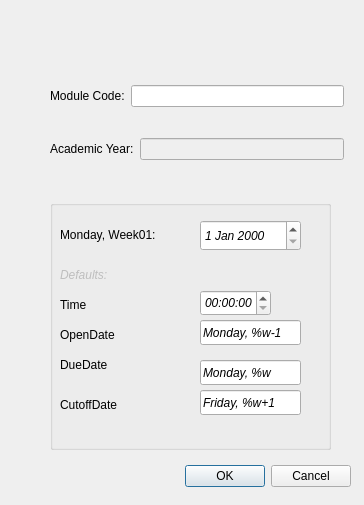
Before: the Qt Designer form src/ui/create_definitions.ui in healyp/handin, drawn with Qt 5.
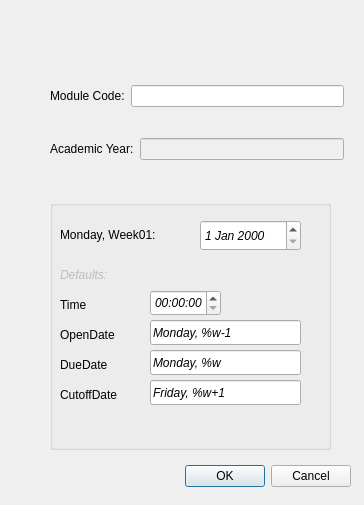
After: the same form once the commit is applied.

```diff
--- a/src/ui/create_definitions.ui
+++ b/src/ui/create_definitions.ui
@@ -145,7 +145,7 @@
    <widget class="QTimeEdit" name="timeEdit">
     <property name="geometry">
      <rect>
-      <x>150</x>
+      <x>100</x>
       <y>90</y>
       <width>71</width>
       <height>26</height>
@@ -181,9 +181,9 @@
    <widget class="QLineEdit" name="lineEdit_2">
     <property name="geometry">
      <rect>
-      <x>150</x>
+      <x>100</x>
       <y>120</y>
-      <width>101</width>
+      <width>151</width>
       <height>25</height>
      </rect>
     </property>
@@ -194,9 +194,9 @@
    <widget class="QLineEdit" name="lineEdit_3">
     <property name="geometry">
      <rect>
-      <x>150</x>
-      <y>160</y>
-      <width>101</width>
+      <x>100</x>
+      <y>150</y>
+      <width>151</width>
       <height>25</height>
      </rect>
     </property>
@@ -208,7 +208,7 @@
     <property name="geometry">
      <rect>
       <x>10</x>
-      <y>190</y>
+      <y>180</y>
       <width>91</width>
       <height>31</height>
      </rect>
@@ -220,9 +220,9 @@
    <widget class="QLineEdit" name="lineEdit_4">
     <property name="geometry">
      <rect>
-      <x>150</x>
-      <y>190</y>
-      <width>101</width>
+      <x>100</x>
+      <y>180</y>
+      <width>151</width>
       <height>25</height>
      </rect>
     </property>
```
